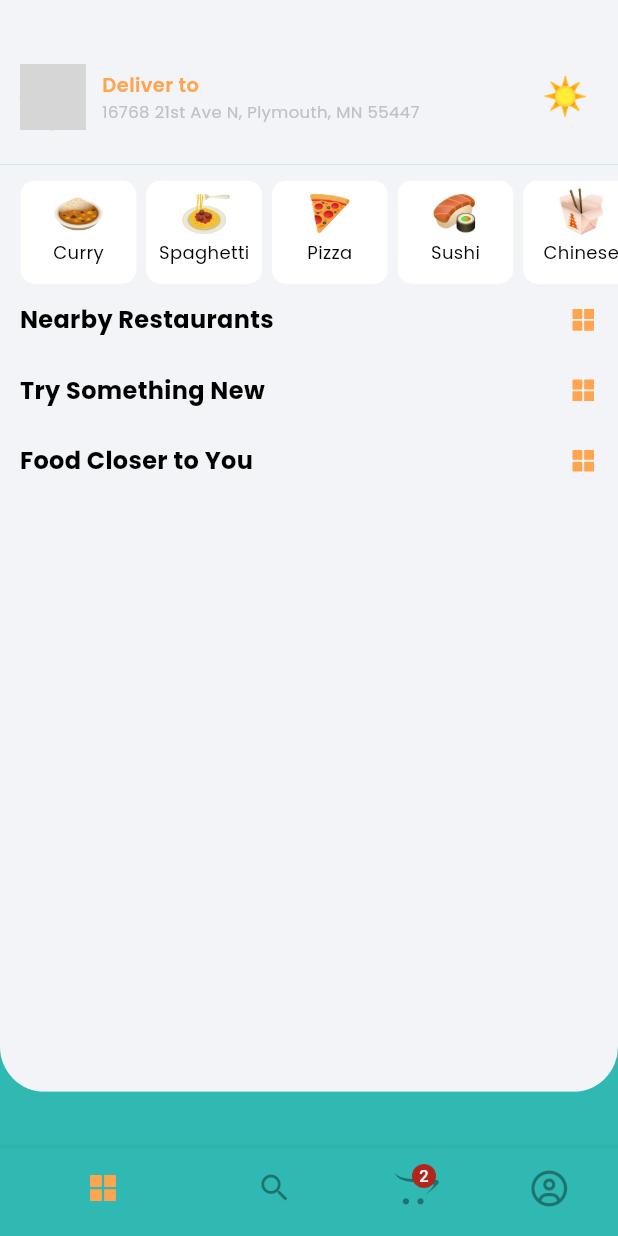
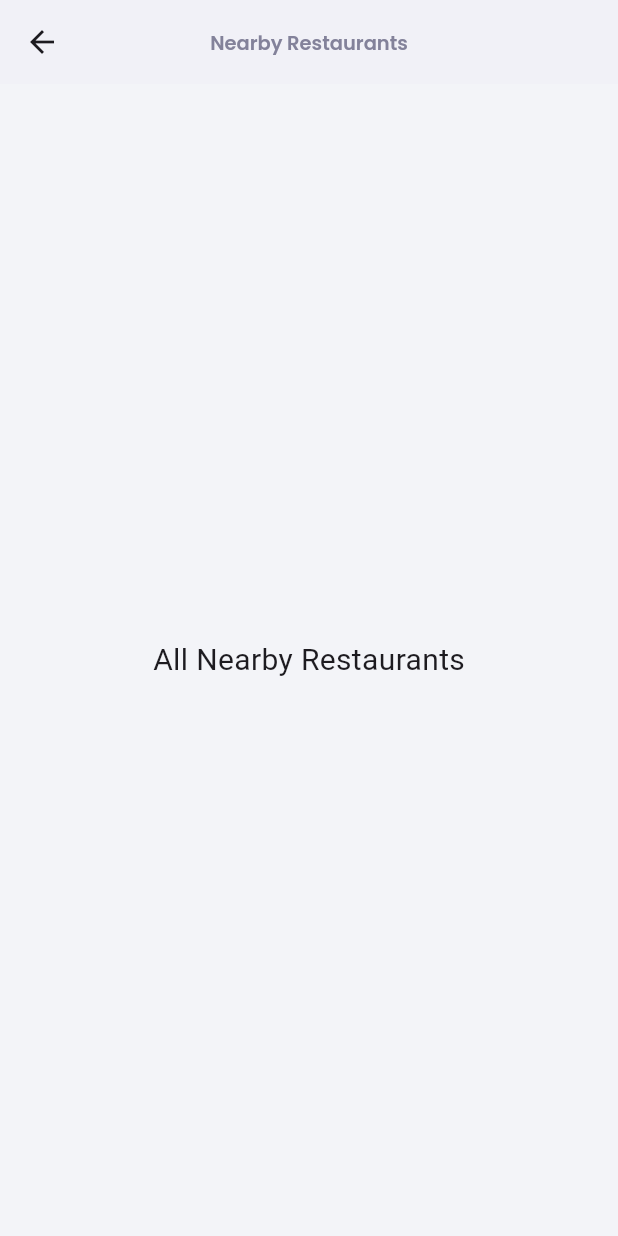
Before and after one commit to JacklynConn/foodly, a Flutter app: the screen it shows after launch, after a tap on an icon or button, on a phone screen of 412 x 824 dp. Run offline on Flutter 3.47's test engine with Material 3 defaults, Android fonts, the phone set to English and light mode, and no system bars; our stand-ins replace flutter_screenutil, flutter_vector_icons, get, google_fonts; network calls fail; grey boxes are pictures that could not be loaded.

```diff
--- /dev/null
+++ b/lib/views/home/all_nearby_restaurants.dart
@@ -0,0 +1,30 @@
+import 'package:flutter/material.dart';
+import 'package:flutter_screenutil/flutter_screenutil.dart';
+import '../../common/app_style.dart';
+import '../../common/reusable_text.dart';
+import '../../constants/constants.dart';
+
+class AllNearbyRestaurants extends StatelessWidget {
+  const AllNearbyRestaurants({super.key});
+
+  @override
+  Widget build(BuildContext context) {
+    return Scaffold(
+      appBar: AppBar(
+        title: ReusableText(
+          text: 'Nearby Restaurants',
+          style: appStyle(13.sp, kGray, FontWeight.w600),
+        ),
+        centerTitle: true,
+        backgroundColor: kOffWhite,
+        elevation: 0.3,
+      ),
+      body: Center(
+        child: const Text(
+          'All Nearby Restaurants',
+          style: TextStyle(fontSize: 20),
+        ),
+      ),
+    );
+  }
+}
--- a/lib/views/home/home_page.dart
+++ b/lib/views/home/home_page.dart
@@ -1,10 +1,14 @@
 import 'package:flutter/material.dart';
 import 'package:flutter_screenutil/flutter_screenutil.dart';
+import 'package:foodly/views/home/all_fastest_foods_page.dart';
+import '/views/home/recommendations_page.dart';
 import '../../common/heading.dart';
+import 'all_nearby_restaurants.dart';
 import 'widgets/category_list_widget.dart';
 import '/common/custom_app_bar.dart';
 import '/common/custom_container.dart';
 import '/constants/constants.dart';
+import 'package:get/get.dart';
 
 class HomePage extends StatelessWidget {
   const HomePage({super.key});
@@ -25,21 +29,33 @@ class HomePage extends StatelessWidget {
               Heading(
                 text: "Nearby Restaurants",
                 onTap: () {
-                  // Navigate to all categories page
+                  Get.to(
+                    () => AllNearbyRestaurants(),
+                    transition: Transition.cupertino,
+                    duration: const Duration(milliseconds: 900),
+                  );
                 },
               ),
 
               Heading(
                 text: "Try Something New",
                 onTap: () {
-                  // Navigate to all categories page
+                  Get.to(
+                    () => RecommendationsPage(),
+                    transition: Transition.cupertino,
+                    duration: const Duration(milliseconds: 900),
+                  );
                 },
               ),
 
               Heading(
                 text: "Food Closer to You",
                 onTap: () {
-                  // Navigate to all categories page
+                  Get.to(
+                    () => AllFastestFoodsPage(),
+                    transition: Transition.cupertino,
+                    duration: const Duration(milliseconds: 900),
+                  );
                 },
               ),
             ],
```
Also changed, not shown: lib/views/home/all_fastest_foods_page.dart (added, +30 -0 lines), lib/views/home/recommendations_page.dart (added, +30 -0 lines).
